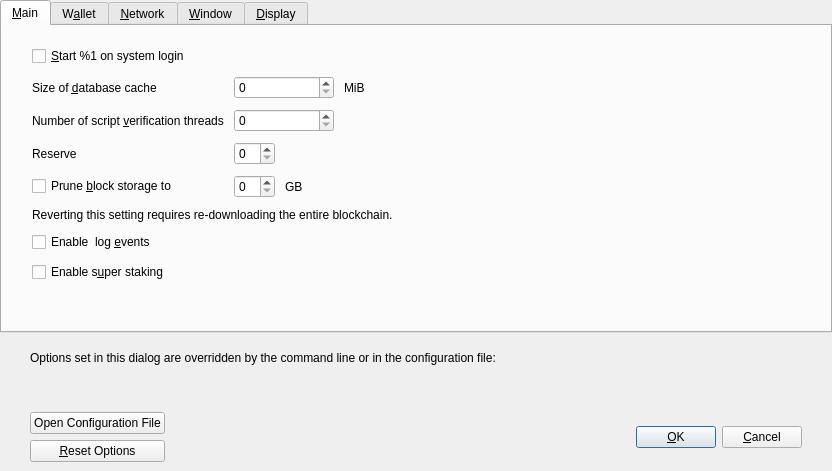
Runebase/runebase, file src/qt/forms/optionsdialog.ui: the form before one commit.
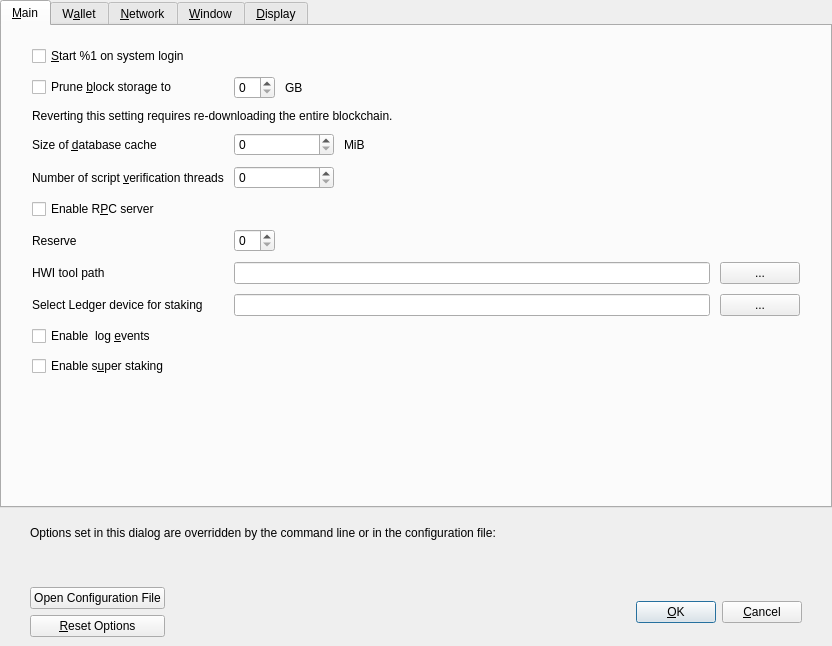
The form after the commit. Custom widgets are drawn as their Qt base class.

Diff of the .ui file:
```diff
--- a/src/qt/forms/optionsdialog.ui
+++ b/src/qt/forms/optionsdialog.ui
@@ -7,7 +7,7 @@
     <x>0</x>
     <y>0</y>
     <width>832</width>
-    <height>471</height>
+    <height>646</height>
    </rect>
   </property>
   <property name="windowTitle">
@@ -54,33 +54,88 @@
        <property name="bottomMargin">
         <number>20</number>
        </property>
-       <item>
-        <widget class="QCheckBox" name="bitcoinAtStartup">
-         <property name="toolTip">
-          <string>Automatically start %1 after logging in to the system.</string>
-         </property>
-         <property name="text">
-          <string>&amp;Start %1 on system login</string>
-         </property>
-        </widget>
-       </item>
        <item>
         <layout class="QGridLayout" name="gridLayout">
          <property name="verticalSpacing">
           <number>10</number>
          </property>
-         <item row="4" column="0" colspan="2">
-          <widget class="QLabel" name="pruneWarning">
-           <property name="text">
-            <string>Reverting this setting requires re-downloading the entire blockchain.</string>
-           </property>
-           <property name="textFormat">
-            <enum>Qt::PlainText</enum>
-           </property>
-          </widget>
+         <item row="4" column="1">
+          <layout class="QHBoxLayout" name="horizontalLayout_3_Main">
+           <item>
+            <widget class="QSpinBox" name="threadsScriptVerif">
+             <property name="minimumSize">
+              <size>
+               <width>100</width>
+               <height>0</height>
+              </size>
+             </property>
+             <property name="toolTip">
+              <string>(0 = auto, &lt;0 = leave that many cores free)</string>
+             </property>
+            </widget>
+           </item>
+           <item>
+            <spacer name="horizontalSpacer_3_Main">
+             <property name="orientation">
+              <enum>Qt::Horizontal</enum>
+             </property>
+             <property name="sizeHint" stdset="0">
+              <size>
+               <width>40</width>
+               <height>20</height>
+              </size>
+             </property>
+            </spacer>
+           </item>
+          </layout>
          </item>
-         <item row="1" column="0">
+         <item row="8" column="1">
+          <layout class="QHBoxLayout" name="horizontalLayout2">
+           <item>
+            <widget class="QLineEdit" name="txtStakeLedgerId">
+             <property name="toolTip">
+              <string>Fingerprint of the ledger that you want to be used for staking with hardware wallet</string>
+             </property>
+            </widget>
+           </item>
+           <item>
+            <widget class="QPushButton" name="toolStakeLedgerId">
+             <property name="text">
+              <string>...</string>
+             </property>
+            </widget>
+           </item>
+          </layout>
+         </item>
+         <item row="6" column="1">
+          <layout class="QHBoxLayout" name="horizontalLayout_3_Main_3">
+           <item>
+            <widget class="BitcoinAmountField" name="reserveBalance">
+             <property name="toolTip">
+              <string>Reserve amount that will not be used for staking</string>
+             </property>
+            </widget>
+           </item>
+           <item>
+            <spacer name="horizontalSpacer_3_Main_3">
+             <property name="orientation">
+              <enum>Qt::Horizontal</enum>
+             </property>
+             <property name="sizeHint" stdset="0">
+              <size>
+               <width>40</width>
+               <height>0</height>
+              </size>
+             </property>
+            </spacer>
+           </item>
+          </layout>
+         </item>
+         <item row="4" column="0">
           <widget class="QLabel" name="threadsScriptVerifLabel">
+           <property name="toolTip">
+            <string extracomment="Tooltip text for Options window setting that sets the number of script verification threads. Explains that negative values mean to leave these many cores free to the system.">Set the number of script verification threads. Negative values correspond to the number of cores you want to leave free to the system.</string>
+           </property>
            <property name="text">
             <string>Number of script &amp;verification threads</string>
            </property>
@@ -92,58 +147,11 @@
            </property>
           </widget>
          </item>
-         <item row="2" column="0">
-          <widget class="QLabel" name="reserveBalanceLabel">
-           <property name="text">
-            <string>Reserve</string>
-           </property>
-           <property name="textFormat">
-            <enum>Qt::PlainText</enum>
-           </property>
-           <property name="buddy">
-            <cstring>threadsScriptVerif</cstring>
-           </property>
-          </widget>
-         </item>
-         <item row="0" column="1">
-          <layout class="QHBoxLayout" name="horizontalLayout_2_Main">
-           <item>
-            <widget class="QSpinBox" name="databaseCache">
-             <property name="minimumSize">
-              <size>
-               <width>100</width>
-               <height>0</height>
-              </size>
-             </property>
-            </widget>
-           </item>
-           <item>
-            <widget class="QLabel" name="databaseCacheUnitLabel">
-             <property name="text">
-              <string>MiB</string>
-             </property>
-             <property name="textFormat">
-              <enum>Qt::PlainText</enum>
-             </property>
-            </widget>
-           </item>
-           <item>
-            <spacer name="horizontalSpacer_2_Main">
-             <property name="orientation">
-              <enum>Qt::Horizontal</enum>
-             </property>
-             <property name="sizeHint" stdset="0">
-              <size>
-               <width>40</width>
-               <height>20</height>
-              </size>
-             </property>
-            </spacer>
-           </item>
-          </layout>
-         </item>
-         <item row="0" column="0">
+         <item row="3" column="0">
           <widget class="QLabel" name="databaseCacheLabel">
+           <property name="toolTip">
+            <string extracomment="Tooltip text for Options window setting that sets the size of the database cache. Explains the corresponding effects of increasing/decreasing this value.">Maximum database cache size. A larger cache can contribute to faster sync, after which the benefit is less pronounced for most use cases. Lowering the cache size will reduce memory usage. Unused mempool memory is shared for this cache.</string>
+           </property>
            <property name="text">
             <string>Size of &amp;database cache</string>
            </property>
@@ -155,64 +163,27 @@
            </property>
           </widget>
          </item>
-         <item row="2" column="1">
-          <layout class="QHBoxLayout" name="horizontalLayout_3_Main_3">
-           <item>
-            <widget class="BitcoinAmountField" name="reserveBalance">
-             <property name="toolTip">
-              <string>Reserve amount that will not be used for staking</string>
-             </property>
-            </widget>
-           </item>
-           <item>
-            <spacer name="horizontalSpacer_3_Main_3">
-             <property name="orientation">
-              <enum>Qt::Horizontal</enum>
-             </property>
-             <property name="sizeHint" stdset="0">
-              <size>
-               <width>40</width>
-               <height>0</height>
-              </size>
-             </property>
-            </spacer>
-           </item>
-          </layout>
+         <item row="2" column="0" colspan="2">
+          <widget class="QLabel" name="pruneWarning">
+           <property name="text">
+            <string>Reverting this setting requires re-downloading the entire blockchain.</string>
+           </property>
+           <property name="textFormat">
+            <enum>Qt::PlainText</enum>
+           </property>
+          </widget>
          </item>
-         <item row="1" column="1">
-          <layout class="QHBoxLayout" name="horizontalLayout_3_Main">
-           <item>
-            <widget class="QSpinBox" name="threadsScriptVerif">
-             <property name="minimumSize">
-              <size>
-               <width>100</width>
-               <height>0</height>
-              </size>
-             </property>
-             <property name="toolTip">
-              <string>(0 = auto, &lt;0 = leave that many cores free)</string>
-             </property>
-            </widget>
-           </item>
-           <item>
-            <spacer name="horizontalSpacer_3_Main">
-             <property name="orientation">
-              <enum>Qt::Horizontal</enum>
-             </property>
-             <property name="sizeHint" stdset="0">
-              <size>
-               <width>40</width>
-               <height>20</height>
-              </size>
-             </property>
-            </spacer>
-           </item>
-          </layout>
+         <item row="7" column="0">
+          <widget class="QLabel" name="HWIToolLabel">
+           <property name="text">
+            <string>HWI tool path</string>
+           </property>
+          </widget>
          </item>
-         <item row="3" column="0">
+         <item row="1" column="0">
           <widget class="QCheckBox" name="prune">
            <property name="toolTip">
-            <string>Disables some advanced features but all blocks will still be fully validated. Reverting this setting requires re-downloading the entire blockchain. Actual disk usage may be somewhat higher.</string>
+            <string>Enabling pruning significantly reduces the disk space required to store transactions. All blocks are still fully validated. Reverting this setting requires re-downloading the entire blockchain.</string>
            </property>
            <property name="text">
             <string>Prune &amp;block storage to</string>
@@ -220,6 +191,84 @@
           </widget>
          </item>
          <item row="3" column="1">
+          <layout class="QHBoxLayout" name="horizontalLayout_2_Main">
+           <item>
+            <widget class="QSpinBox" name="databaseCache">
+             <property name="minimumSize">
+              <size>
+               <width>100</width>
+               <height>0</height>
+              </size>
+             </property>
+            </widget>
+           </item>
+           <item>
+            <widget class="QLabel" name="databaseCacheUnitLabel">
+             <property name="text">
+              <string>MiB</string>
+             </property>
+             <property name="textFormat">
+              <enum>Qt::PlainText</enum>
+             </property>
+            </widget>
+           </item>
+           <item>
+            <spacer name="horizontalSpacer_2_Main">
+             <property name="orientation">
+              <enum>Qt::Horizontal</enum>
+             </property>
+             <property name="sizeHint" stdset="0">
+              <size>
+               <width>40</width>
+               <height>20</height>
+              </size>
+             </property>
+            </spacer>
+           </item>
+          </layout>
+         </item>
+         <item row="0" column="0" colspan="2">
+          <widget class="QCheckBox" name="bitcoinAtStartup">
+           <property name="toolTip">
+            <string>Automatically start %1 after logging in to the system.</string>
+           </property>
+           <property name="text">
+            <string>&amp;Start %1 on system login</string>
+           </property>
+          </widget>
+         </item>
+         <item row="7" column="1">
+          <layout class="QHBoxLayout" name="horizontalLayout">
+           <item>
+            <widget class="QLineEdit" name="txtHWIToolPath">
+             <property name="toolTip">
+              <string>Hardware wallet interface tool location on disk</string>
+             </property>
+            </widget>
+           </item>
+           <item>
+            <widget class="QPushButton" name="toolHWIPath">
+             <property name="text">
+              <string>...</string>
+             </property>
+            </widget>
+           </item>
+          </layout>
+         </item>
+         <item row="6" column="0">
+          <widget class="QLabel" name="reserveBalanceLabel">
+           <property name="text">
+            <string>Reserve</string>
+           </property>
+           <property name="textFormat">
+            <enum>Qt::PlainText</enum>
+           </property>
+           <property name="buddy">
+            <cstring>threadsScriptVerif</cstring>
+           </property>
+          </widget>
+         </item>
+         <item row="1" column="1">
           <layout class="QHBoxLayout" name="horizontalLayout_Main_Prune">
            <item>
             <widget class="QSpinBox" name="pruneSize"/>
@@ -249,22 +298,39 @@
            </item>
           </layout>
          </item>
+         <item row="8" column="0">
+          <widget class="QLabel" name="stakeLedgerIdlabel">
+           <property name="text">
+            <string>Select Ledger device for staking</string>
+           </property>
+          </widget>
+         </item>
+         <item row="5" column="0" colspan="2">
+          <widget class="QCheckBox" name="enableServer">
+           <property name="toolTip">
+            <string extracomment="Tooltip text for Options window setting that enables the RPC server.">This allows you or a third party tool to communicate with the node through command-line and JSON-RPC commands.</string>
+           </property>
+           <property name="text">
+            <string extracomment="An Options window setting to enable the RPC server.">Enable R&amp;PC server</string>
+           </property>
+          </widget>
+         </item>
+         <item row="9" column="0" colspan="2">
+          <widget class="QCheckBox" name="logEvents">
+           <property name="text">
+            <string>Enable  log &amp;events</string>
+           </property>
+          </widget>
+         </item>
+         <item row="10" column="0" colspan="2">
+          <widget class="QCheckBox" name="superStaking">
+           <property name="text">
+            <string>Enable s&amp;uper staking</string>
+           </property>
+          </widget>
+         </item>
         </layout>
        </item>
-       <item>
-        <widget class="QCheckBox" name="logEvents">
-         <property name="text">
-          <string>Enable  log &amp;events</string>
-         </property>
-        </widget>
-       </item>
-       <item>
-        <widget class="QCheckBox" name="superStaking">
-         <property name="text">
-          <string>Enable s&amp;uper staking</string>
-         </property>
-        </widget>
-       </item>
        <item>
         <spacer name="verticalSpacer_Main">
          <property name="orientation">
@@ -300,6 +366,16 @@
        <property name="bottomMargin">
         <number>20</number>
        </property>
+       <item>
+        <widget class="QCheckBox" name="subFeeFromAmount">
+         <property name="toolTip">
+          <string extracomment="Tooltip text for Options window setting that sets subtracting the fee from a sending amount as default.">Whether to set subtract fee from amount as default or not.</string>
+         </property>
+         <property name="text">
+          <string extracomment="An Options window setting to set subtracting the fee from a sending amount as default.">Subtract &amp;fee from amount by default</string>
+         </property>
+        </widget>
+       </item>
        <item>
         <widget class="QGroupBox" name="groupBox">
          <property name="title">
@@ -329,6 +405,16 @@
             </property>
            </widget>
           </item>
+          <item>
+           <widget class="QCheckBox" name="m_enable_psbt_controls">
+            <property name="toolTip">
+             <string extracomment="Tooltip text for options window setting that enables PSBT controls.">Whether to show PSBT controls.</string>
+            </property>
+            <property name="text">
+             <string extracomment="An options window setting to enable PSBT controls.">Enable &amp;PSBT controls</string>
+            </property>
+           </widget>
+          </item>
           <item>
            <widget class="QCheckBox" name="zeroBalanceAddressToken">
             <property name="text">
@@ -350,6 +436,43 @@
             </property>
            </widget>
           </item>
+          <item>
+           <widget class="QCheckBox" name="signPSBTHWITool">
+            <property name="text">
+             <string>Sign PSBT with HWI tool</string>
+            </property>
+           </widget>
+          </item>
+         </layout>
+        </widget>
+       </item>
+       <item>
+        <widget class="QGroupBox" name="groupBoxHww">
+         <property name="title">
+          <string>External Signer (e.g. hardware wallet)</string>
+         </property>
+         <layout class="QVBoxLayout" name="verticalLayoutHww">
+          <item>
+           <layout class="QHBoxLayout" name="horizontalLayoutHww">
+            <item>
+             <widget class="QLabel" name="externalSignerPathLabel">
+              <property name="text">
+               <string>&amp;External signer script path</string>
+              </property>
+              <property name="buddy">
+               <cstring>externalSignerPath</cstring>
+              </property>
+             </widget>
+            </item>
+            <item>
+             <widget class="QLineEdit" name="externalSignerPath">
+              <property name="toolTip">
+               <string>Full path to a Runebase Core compatible script (e.g. C:\Downloads\hwi.exe or /Users/you/Downloads/hwi.py). Beware: malware can steal your coins!</string>
+              </property>
+             </widget>
+            </item>
+           </layout>
+          </item>
          </layout>
         </widget>
        </item>
@@ -398,6 +521,16 @@
          </property>
         </widget>
        </item>
+       <item>
+        <widget class="QCheckBox" name="mapPortNatpmp">
+         <property name="toolTip">
+          <string>Automatically open the Runebase client port on the router. This only works when your router supports NAT-PMP and it is enabled. The external port could be random.</string>
+         </property>
+         <property name="text">
+          <string>Map port using NA&amp;T-PMP</string>
+         </property>
+        </widget>
+       </item>
        <item>
         <widget class="QCheckBox" name="allowIncoming">
          <property name="toolTip">
@@ -598,10 +731,10 @@
        <item>
         <widget class="QCheckBox" name="connectSocksTor">
          <property name="toolTip">
-          <string>Connect to the Runebase network through a separate SOCKS5 proxy for Tor hidden services.</string>
+          <string>Connect to the Runebase network through a separate SOCKS5 proxy for Tor onion services.</string>
          </property>
          <property name="text">
-          <string>Use separate SOCKS&amp;5 proxy to reach peers via Tor hidden services:</string>
+          <string>Use separate SOCKS&amp;5 proxy to reach peers via Tor onion services:</string>
          </property>
         </widget>
        </item>
@@ -722,12 +855,15 @@
         <number>20</number>
        </property>
        <item>
-        <widget class="QCheckBox" name="hideTrayIcon">
+        <widget class="QCheckBox" name="showTrayIcon">
          <property name="toolTip">
-          <string>Hide the icon from the system tray.</string>
+          <string>Show the icon in the system tray.</string>
          </property>
          <property name="text">
-          <string>&amp;Hide tray icon</string>
+          <string>&amp;Show tray icon</string>
+         </property>
+         <property name="checked">
+          <bool>true</bool>
          </property>
         </widget>
        </item>
@@ -827,10 +963,10 @@
          <item row="2" column="0">
           <widget class="QLabel" name="thirdPartyTxUrlsLabel">
            <property name="toolTip">
-            <string>Third party URLs (e.g. a block explorer) that appear in the transactions tab as context menu items. %s in the URL is replaced by transaction hash. Multiple URLs are separated by vertical bar |.</string>
+            <string>Third-party URLs (e.g. a block explorer) that appear in the transactions tab as context menu items. %s in the URL is replaced by transaction hash. Multiple URLs are separated by vertical bar |.</string>
            </property>
            <property name="text">
-            <string>&amp;Third party transaction URLs</string>
+            <string>&amp;Third-party transaction URLs</string>
            </property>
            <property name="buddy">
             <cstring>thirdPartyTxUrls</cstring>
@@ -847,7 +983,7 @@
          <item row="2" column="1">
           <widget class="QLineEdit" name="thirdPartyTxUrls">
            <property name="toolTip">
-            <string>Third party URLs (e.g. a block explorer) that appear in the transactions tab as context menu items. %s in the URL is replaced by transaction hash. Multiple URLs are separated by vertical bar |.</string>
+            <string>Third-party URLs (e.g. a block explorer) that appear in the transactions tab as context menu items. %s in the URL is replaced by transaction hash. Multiple URLs are separated by vertical bar |.</string>
            </property>
            <property name="placeholderText">
             <string notr="true">https://example.com/tx/%s</string>
@@ -876,6 +1012,106 @@
          </item>
         </layout>
        </item>
+       <item>
+        <widget class="QGroupBox" name="font_groupBox">
+         <property name="title">
+          <string>Monospaced font in the Overview tab:</string>
+         </property>
+         <layout class="QVBoxLayout" name="font_verticalLayout">
+          <item>
+           <layout class="QHBoxLayout" name="embeddedFont_horizontalLayout">
+            <item>
+             <widget class="QRadioButton" name="embeddedFont_radioButton">
+              <property name="text">
+               <string>embedded &quot;%1&quot;</string>
+              </property>
+             </widget>
+            </item>
+            <item>
+             <spacer name="embeddedFont_horizontalSpacer">
+              <property name="orientation">
+               <enum>Qt::Horizontal</enum>
+              </property>
+              <property name="sizeHint" stdset="0">
+               <size>
+                <width>40</width>
+                <height>20</height>
+               </size>
+              </property>
+             </spacer>
+            </item>
+            <item>
+             <layout class="QVBoxLayout" name="embeddedFont_verticalLayout">
+              <item>
+               <widget class="QLabel" name="embeddedFont_label_1">
+                <property name="text">
+                 <string notr="true">111.11111111 BTC</string>
+                </property>
+               </widget>
+              </item>
+              <item>
+               <widget class="QLabel" name="embeddedFont_label_9">
+                <property name="text">
+                 <string notr="true">909.09090909 BTC</string>
+                </property>
+               </widget>
+              </item>
+             </layout>
+            </item>
+           </layout>
+          </item>
+          <item>
+           <widget class="Line" name="font_line">
+            <property name="orientation">
+             <enum>Qt::Horizontal</enum>
+            </property>
+           </widget>
+          </item>
+          <item>
+           <layout class="QHBoxLayout" name="systemFont_horizontalLayout">
+            <item>
+             <widget class="QRadioButton" name="systemFont_radioButton">
+              <property name="text">
+               <string>closest matching &quot;%1&quot;</string>
+              </property>
+             </widget>
+            </item>
+            <item>
+             <spacer name="systemFont_horizontalSpacer">
+              <property name="orientation">
+               <enum>Qt::Horizontal</enum>
+              </property>
+              <property name="sizeHint" stdset="0">
+               <size>
+                <width>40</width>
+                <height>20</height>
+               </size>
+              </property>
+             </spacer>
+            </item>
+            <item>
+             <layout class="QVBoxLayout" name="systemFont_verticalLayout">
+              <item>
+               <widget class="QLabel" name="systemFont_label_1">
+                <property name="text">
+                 <string notr="true">111.11111111 BTC</string>
+                </property>
+               </widget>
+              </item>
+              <item>
+               <widget class="QLabel" name="systemFont_label_9">
+                <property name="text">
+                 <string notr="true">909.09090909 BTC</string>
+                </property>
+               </widget>
+              </item>
+             </layout>
+            </item>
+           </layout>
+          </item>
+         </layout>
+        </widget>
+       </item>
        <item>
         <spacer name="verticalSpacer_Display">
          <property name="orientation">
```
